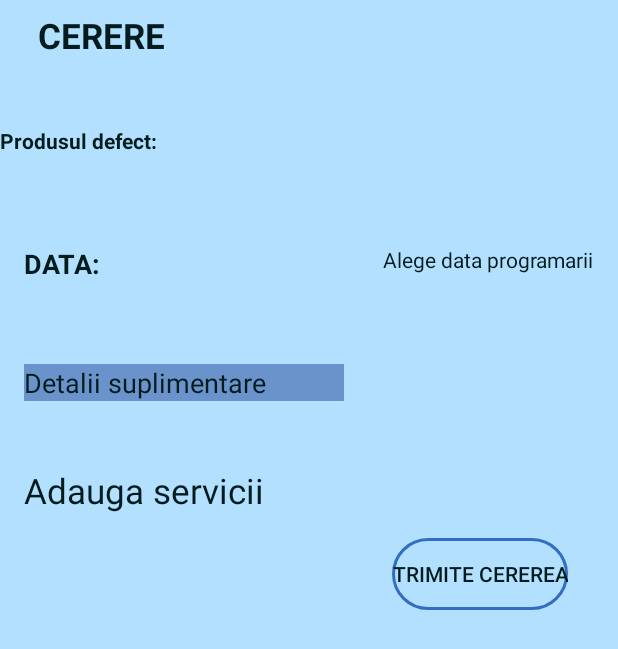
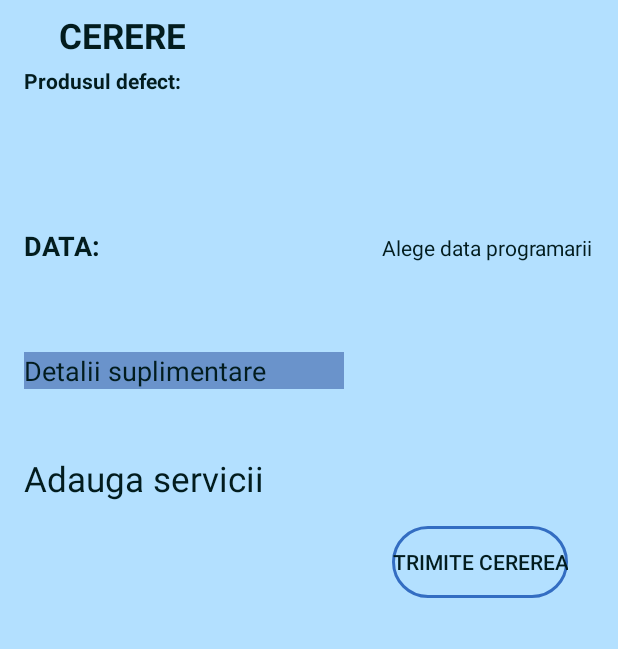
Before and after one commit to georgianaciobanu/LICENTA_fin, an Android app: the TrimiteCerereActivity screen opened directly, with no data from a screen before it, on a phone screen of 412 x 824 dp. Shown: the top 649 px of the screen. Run offline under Robolectric (Android 15) with nearby library versions, the phone set to English and light mode, and no system bars; our stand-ins replace Firebase (no records; nobody signed in at launch, a user with empty details on screens opened directly); 8 statements that could not run were skipped.

Commit message:
last version

```diff
--- a/app/src/main/res/layout/activity_about_service.xml
+++ b/app/src/main/res/layout/activity_about_service.xml
@@ -291,7 +291,8 @@
                     android:id="@+id/tw_NumeService"
                     android:layout_width="wrap_content"
                     android:layout_height="wrap_content"
-                    android:layout_marginEnd="144dp"
+                    android:layout_marginStart="16dp"
+                    android:layout_marginEnd="32dp"
                     android:text="@string/tw_NumeService"
                     android:textColor="?attr/textcolor"
                     android:textSize="20dp"
--- a/app/src/main/res/layout/activity_trimite_cerere.xml
+++ b/app/src/main/res/layout/activity_trimite_cerere.xml
@@ -22,15 +22,15 @@
 
             <TextView
                 android:id="@+id/tw_cerere"
-                android:layout_width="370dp"
-                android:layout_height="52dp"
+                android:layout_width="342dp"
+                android:layout_height="32dp"
                 android:layout_marginStart="16dp"
                 android:layout_marginTop="8dp"
                 android:layout_marginEnd="8dp"
                 android:text="@string/tw_cerere"
-                android:textStyle="bold"
                 android:textColor="?attr/textcolor"
                 android:textSize="23dp"
+                android:textStyle="bold"
                 app:layout_constraintEnd_toEndOf="parent"
                 app:layout_constraintStart_toStartOf="parent"
                 app:layout_constraintTop_toTopOf="parent"></TextView>
@@ -52,11 +52,12 @@
                 android:id="@+id/tw_serviciuCerere"
                 android:layout_width="wrap_content"
                 android:layout_height="wrap_content"
-                android:layout_marginTop="24dp"
+                android:layout_marginStart="16dp"
+                android:layout_marginTop="4dp"
                 android:text="@string/tw_serviciuCerere"
-                android:textStyle="bold"
                 android:textColor="?attr/textcolor"
                 android:textSize="14dp"
+                android:textStyle="bold"
                 app:layout_constraintStart_toStartOf="parent"
                 app:layout_constraintTop_toBottomOf="@+id/tw_cerere"></TextView>
 
@@ -64,6 +65,7 @@
                 android:id="@+id/spinnerCategorii"
                 android:layout_width="wrap_content"
                 android:layout_height="wrap_content"
+                android:layout_marginTop="24dp"
                 android:background="#11000000"
                 android:textColor="@color/colorBlue"
                 app:layout_constraintEnd_toEndOf="parent"
@@ -78,11 +80,11 @@
                 android:layout_width="wrap_content"
                 android:layout_height="wrap_content"
                 android:layout_marginStart="16dp"
-                android:layout_marginTop="60dp"
+                android:layout_marginTop="88dp"
                 android:text="@string/tw_dataCererii"
-                android:textStyle="bold"
                 android:textColor="?attr/textcolor"
                 android:textSize="18dp"
+                android:textStyle="bold"
                 app:layout_constraintStart_toStartOf="parent"
                 app:layout_constraintTop_toBottomOf="@+id/tw_serviciuCerere"></TextView>
 
@@ -90,13 +92,13 @@
                 android:id="@+id/tw_alegeData"
                 android:layout_width="wrap_content"
                 android:layout_height="wrap_content"
-                android:layout_marginTop="60dp"
+                android:layout_marginTop="92dp"
                 android:layout_marginEnd="8dp"
                 android:text="@string/tw_alegeData"
                 android:textColor="?attr/textcolor"
                 android:textSize="14dp"
                 app:layout_constraintEnd_toEndOf="parent"
-                app:layout_constraintHorizontal_bias="0.958"
+                app:layout_constraintHorizontal_bias="0.957"
                 app:layout_constraintStart_toEndOf="@+id/tw_dataCererii"
                 app:layout_constraintTop_toBottomOf="@+id/tw_serviciuCerere"></TextView>
 
--- a/app/src/main/res/layout/booking_item_list.xml
+++ b/app/src/main/res/layout/booking_item_list.xml
@@ -174,13 +174,13 @@
         android:id="@+id/tw_alteDetalii"
         android:layout_width="wrap_content"
         android:layout_height="wrap_content"
-        android:layout_marginStart="12dp"
+        android:layout_marginStart="8dp"
         android:layout_marginTop="52dp"
         android:text="Alte detalii:"
-        android:textStyle="bold"
         android:textAppearance="?android:attr/textAppearanceSmall"
         android:textColor="?attr/textcolor"
         android:textSize="15dp"
+        android:textStyle="bold"
         app:layout_constraintBottom_toTopOf="@+id/btn_anulareProg"
         app:layout_constraintStart_toStartOf="parent"
         app:layout_constraintTop_toBottomOf="@+id/tw_nrtelefonServ"
```
Also changed, not shown: app/src/main/res/layout/activity_chat_conversation.xml (+5 -4 lines).
